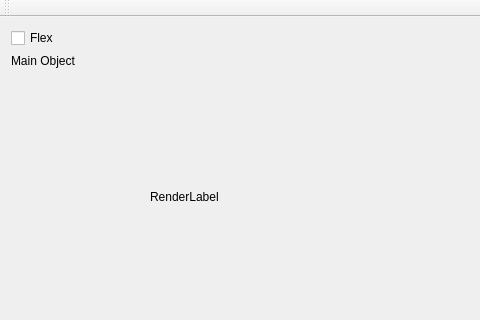
Above: QtMain/RenderrerMainWindow.ui from damibran/simple_qt_renderrer before the change; both pictures show x 0 to 480 and y 0 to 320 of the 936 by 618 pixel window. Below: the same form after it.
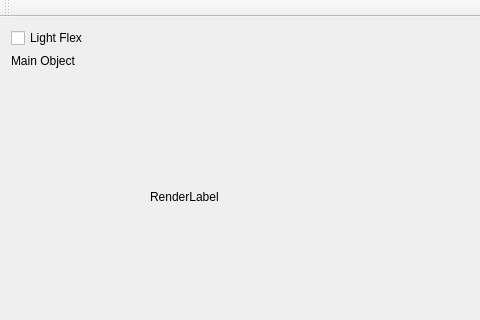
That is the form after the change. Custom widgets are drawn as their Qt base class.

Patch:
```diff
--- a/QtMain/RenderrerMainWindow.ui
+++ b/QtMain/RenderrerMainWindow.ui
@@ -46,7 +46,7 @@
      <item>
       <widget class="QCheckBox" name="checkBox">
        <property name="text">
-        <string>Flex</string>
+        <string>Light Flex</string>
        </property>
       </widget>
      </item>
```
